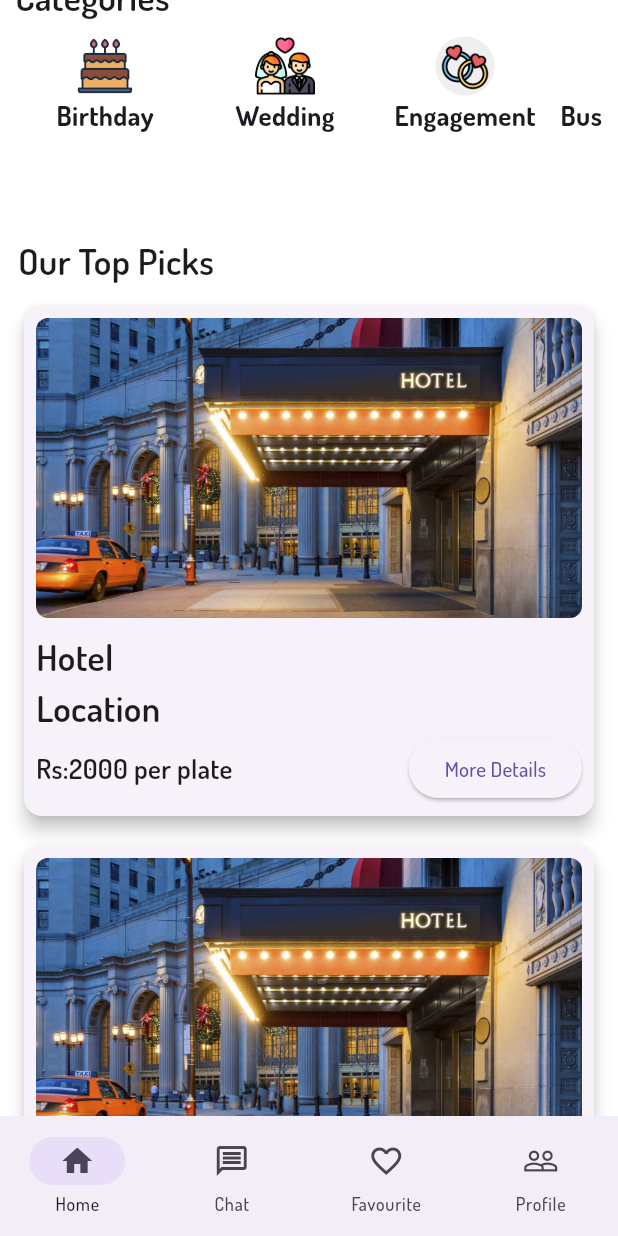
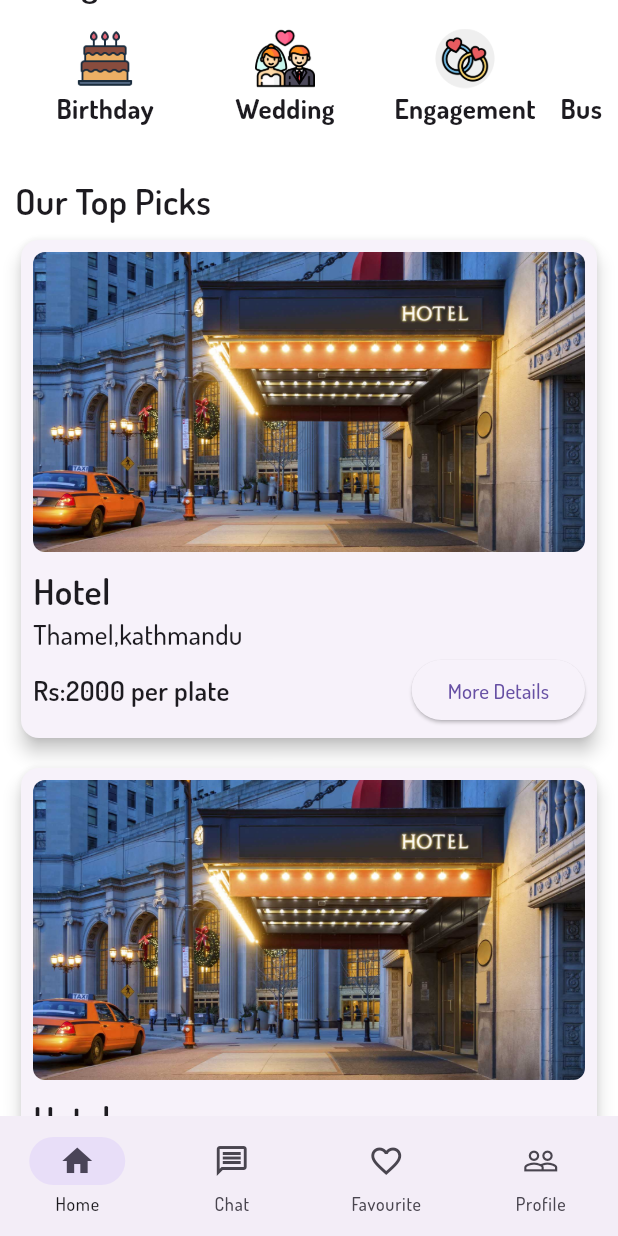
Before and after one commit to AaryanBasnet/venureapp, a Flutter app: the DashboardScreen screen opened by its route, scrolled down 576 dp, on a phone screen of 412 x 824 dp. Run offline on Flutter 3.47's test engine with Material 3 defaults, Android fonts, the phone set to English and light mode, and no system bars; our stand-ins replace lottie; network calls fail.

Commit message:
homescreen design update

```diff
--- a/lib/common/venue_card.dart
+++ b/lib/common/venue_card.dart
@@ -1,16 +1,12 @@
-
 import 'package:flutter/material.dart';
 
 class VenueCard extends StatelessWidget {
-  const VenueCard({
-    super.key,
-  });
+  const VenueCard({super.key});
 
   @override
   Widget build(BuildContext context) {
     return SizedBox(
-
-      width: 300,
+      width: 280,
       child: Card(
         elevation: 5,
         child: Padding(
@@ -18,47 +14,31 @@ class VenueCard extends StatelessWidget {
           child: Column(
             crossAxisAlignment: CrossAxisAlignment.start,
             children: [
-
               SizedBox(
                 height: 200,
                 width: double.infinity,
                 child: ClipRRect(
                   borderRadius: BorderRadius.circular(8.0),
-                  child: Image.asset(
-                    "assets/img/hotel.jpg",
-                    fit: BoxFit.cover,
-                  ),
+                  child: Image.asset("assets/img/hotel.jpg", fit: BoxFit.cover),
                 ),
               ),
               const SizedBox(height: 8),
               Text(
                 'Hotel ',
-                style: TextStyle(
-                  fontSize: 24,
-                  fontWeight: FontWeight.w600,
-                ),
+                style: TextStyle(fontSize: 24, fontWeight: FontWeight.w600),
               ),
               Text(
-                'Location',
-                style: TextStyle(
-                  fontSize: 24,
-                  fontWeight: FontWeight.w600,
-                ),
+                'Thamel,kathmandu',
+                style: TextStyle(fontSize: 18, fontWeight: FontWeight.w500),
               ),
               Row(
                 mainAxisAlignment: MainAxisAlignment.spaceBetween,
                 children: [
                   Text(
                     "Rs:2000 per plate",
-                    style: TextStyle(
-                      fontSize: 18,
-                      fontWeight: FontWeight.w600,
-                    ),
+                    style: TextStyle(fontSize: 18, fontWeight: FontWeight.w600),
                   ),
-                  ElevatedButton(
-                    onPressed: () {},
-                    child: Text("More Details"),
-                  ),
+                  ElevatedButton(onPressed: () {}, child: Text("More Details")),
                 ],
               ),
             ],
--- a/lib/view/home_screen.dart
+++ b/lib/view/home_screen.dart
@@ -25,10 +25,14 @@ class Homescreen extends StatelessWidget {
         children: [
           _buildTopSection(accentColor),
           const SizedBox(height: 10),
-          _buildImageCarousel(imagePaths, _carouselController, _currentCarousel),
+          _buildImageCarousel(
+            imagePaths,
+            _carouselController,
+            _currentCarousel,
+          ),
           const SizedBox(height: 10),
           _buildCategoriesSection(),
-          const SizedBox(height: 10),
+
           _buildVenueCard(),
         ],
       ),
@@ -162,7 +166,7 @@ class Homescreen extends StatelessWidget {
 
   Widget _buildCategoriesSection() {
     return Padding(
-      padding: const EdgeInsets.all(10.0),
+      padding: const EdgeInsets.symmetric(horizontal: 10),
       child: Column(
         crossAxisAlignment: CrossAxisAlignment.start,
         children: [
@@ -170,7 +174,7 @@ class Homescreen extends StatelessWidget {
             "Categories",
             style: TextStyle(fontSize: 24, fontWeight: FontWeight.w600),
           ),
-          const SizedBox(height: 10),
+          const SizedBox(height: 15),
           SizedBox(
             height: 100,
             child: ListView(
@@ -206,25 +210,26 @@ class Homescreen extends StatelessWidget {
 
   Widget _buildVenueCard() {
     return Padding(
-      padding: const EdgeInsets.all(12.0),
+      padding: const EdgeInsets.symmetric(horizontal: 10),
       child: Column(
         crossAxisAlignment: CrossAxisAlignment.start,
         children: [
           const Text(
             "Our Top Picks",
-            style: TextStyle(fontSize: 24, fontWeight: FontWeight.w600),
+            style: TextStyle(
+              fontSize: 24,
+              fontWeight: FontWeight.w600,
+              height: 1.2, // helps reduce vertical spacing
+            ),
           ),
-          const SizedBox(height: 10),
-          ListView.builder(
-            shrinkWrap: true,
-            physics: const NeverScrollableScrollPhysics(),
-            itemCount: 6,
-            itemBuilder: (context, index) {
+          const SizedBox(height: 8), // manual control over spacing
+          Column(
+            children: List.generate(6, (index) {
               return const Padding(
                 padding: EdgeInsets.only(bottom: 12.0),
-                child: VenueCard(),
+                child: SizedBox(width: double.infinity, child: VenueCard()),
               );
-            },
+            }),
           ),
         ],
       ),
```
